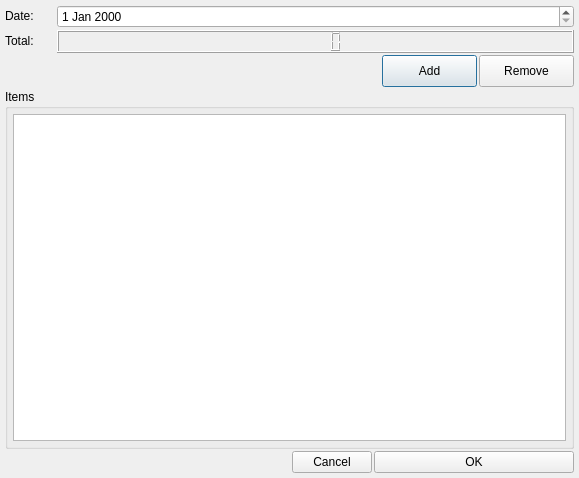
Old version of the form ui/src/depositeditdialog.ui in the repository karlmoad/TroopTreasurer.
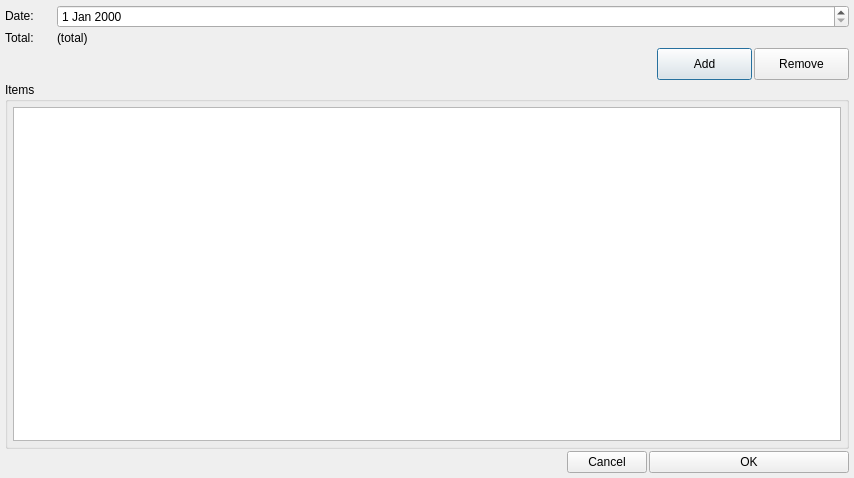
New version of the form.

```diff
--- a/ui/src/depositeditdialog.ui
+++ b/ui/src/depositeditdialog.ui
@@ -6,7 +6,7 @@
    <rect>
     <x>0</x>
     <y>0</y>
-    <width>579</width>
+    <width>854</width>
     <height>478</height>
    </rect>
   </property>
@@ -89,7 +89,14 @@
       </widget>
      </item>
      <item>
-      <widget class="QLCDNumber" name="lcdTotal"/>
+      <widget class="QLabel" name="lblTotal">
+       <property name="text">
+        <string>(total)</string>
+       </property>
+       <property name="alignment">
+        <set>Qt::AlignLeading|Qt::AlignLeft|Qt::AlignVCenter</set>
+       </property>
+      </widget>
      </item>
     </layout>
    </item>
@@ -179,7 +186,14 @@
        <number>5</number>
       </property>
       <item>
-       <widget class="QTableView" name="tableFunds"/>
+       <widget class="QTableView" name="tableFunds">
+        <attribute name="horizontalHeaderCascadingSectionResizes">
+         <bool>true</bool>
+        </attribute>
+        <attribute name="horizontalHeaderStretchLastSection">
+         <bool>true</bool>
+        </attribute>
+       </widget>
       </item>
      </layout>
     </widget>
```
